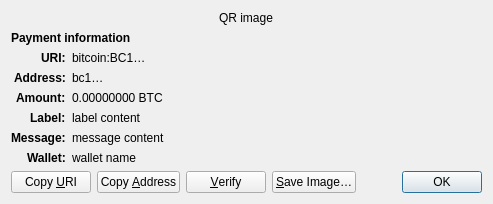
Before: the Qt Designer form src/qt/forms/receiverequestdialog.ui in AlexSerbinovSecond/krepto, drawn with Qt 5.
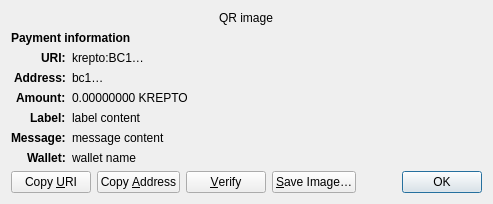
After: the same form once the commit is applied. Custom widgets are drawn as their Qt base class.

```diff
--- a/src/qt/forms/receiverequestdialog.ui
+++ b/src/qt/forms/receiverequestdialog.ui
@@ -65,7 +65,7 @@
    <item row="2" column="1" alignment="Qt::AlignTop">
     <widget class="QLabel" name="uri_content">
      <property name="text">
-      <string notr="true">bitcoin:BC1…</string>
+              <string notr="true">krepto:BC1…</string>
      </property>
      <property name="textFormat">
       <enum>Qt::RichText</enum>
@@ -126,7 +126,7 @@
    <item row="4" column="1" alignment="Qt::AlignTop">
     <widget class="QLabel" name="amount_content">
      <property name="text">
-      <string notr="true">0.00000000 BTC</string>
+              <string notr="true">0.00000000 KREPTO</string>
      </property>
      <property name="textFormat">
       <enum>Qt::PlainText</enum>
```
